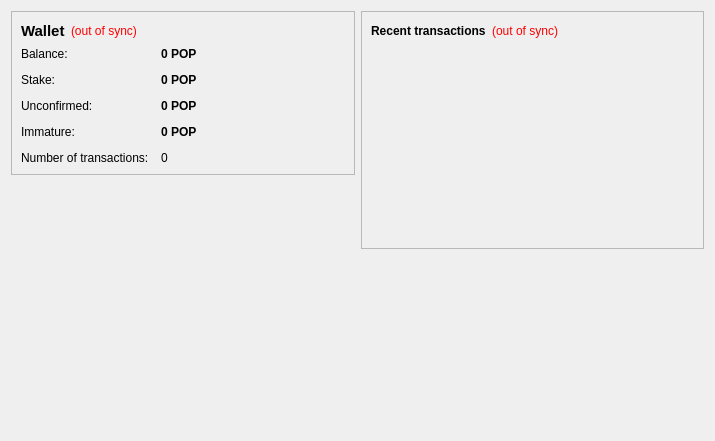
CryptvJet/Messages, file src/qt/forms/overviewpage.ui: the form before one commit.
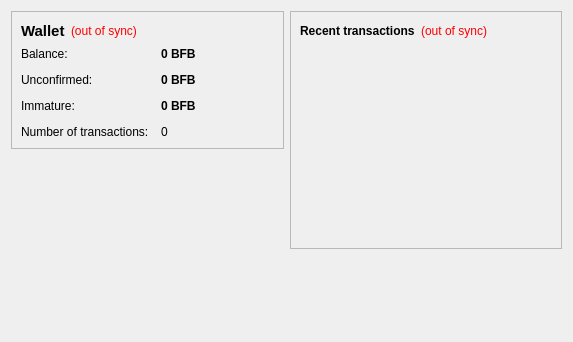
The form after the commit. Icons and pictures are not drawn.

Diff of the .ui file:
```diff
--- a/src/qt/forms/overviewpage.ui
+++ b/src/qt/forms/overviewpage.ui
@@ -6,8 +6,8 @@
    <rect>
     <x>0</x>
     <y>0</y>
-    <width>715</width>
-    <height>441</height>
+    <width>573</width>
+    <height>342</height>
    </rect>
   </property>
   <property name="windowTitle">
@@ -105,7 +105,7 @@
              <string>Your current balance</string>
             </property>
             <property name="text">
-             <string notr="true">0 POP</string>
+             <string notr="true">0 BFB</string>
             </property>
             <property name="textInteractionFlags">
              <set>Qt::LinksAccessibleByMouse|Qt::TextSelectableByKeyboard|Qt::TextSelectableByMouse</set>
@@ -113,42 +113,13 @@
            </widget>
           </item>
           <item row="1" column="0">
-           <widget class="QLabel" name="label_6">
-            <property name="text">
-             <string>Stake:</string>
-            </property>
-           </widget>
-          </item>
-          <item row="1" column="1">
-           <widget class="QLabel" name="labelStake">
-            <property name="font">
-             <font>
-              <weight>75</weight>
-              <bold>true</bold>
-             </font>
-            </property>
-            <property name="cursor">
-             <cursorShape>IBeamCursor</cursorShape>
-            </property>
-            <property name="toolTip">
-             <string>Total of coins that was staked, and do not yet count toward the current balance</string>
-            </property>
-            <property name="text">
-             <string notr="true">0 POP</string>
-            </property>
-            <property name="textInteractionFlags">
-             <set>Qt::LinksAccessibleByMouse|Qt::TextSelectableByKeyboard|Qt::TextSelectableByMouse</set>
-            </property>
-           </widget>
-          </item>
-          <item row="2" column="0">
            <widget class="QLabel" name="label_3">
             <property name="text">
              <string>Unconfirmed:</string>
             </property>
            </widget>
           </item>
-          <item row="2" column="1">
+          <item row="1" column="1">
            <widget class="QLabel" name="labelUnconfirmed">
             <property name="font">
              <font>
@@ -163,7 +134,7 @@
              <string>Total of transactions that have yet to be confirmed, and do not yet count toward the current balance</string>
             </property>
             <property name="text">
-             <string notr="true">0 POP</string>
+             <string notr="true">0 BFB</string>
             </property>
             <property name="textInteractionFlags">
              <set>Qt::LinksAccessibleByMouse|Qt::TextSelectableByKeyboard|Qt::TextSelectableByMouse</set>
@@ -171,39 +142,13 @@
            </widget>
           </item>
           <item row="3" column="0">
-           <widget class="QLabel" name="labelImmatureText">
-            <property name="text">
-             <string>Immature:</string>
-            </property>
-           </widget>
-          </item>
-          <item row="3" column="1">
-           <widget class="QLabel" name="labelImmature">
-            <property name="font">
-             <font>
-              <weight>75</weight>
-              <bold>true</bold>
-             </font>
-            </property>
-            <property name="toolTip">
-             <string>Mined balance that has not yet matured</string>
-            </property>
-            <property name="text">
-             <string notr="true">0 POP</string>
-            </property>
-            <property name="textInteractionFlags">
-             <set>Qt::LinksAccessibleByMouse|Qt::TextSelectableByKeyboard|Qt::TextSelectableByMouse</set>
-            </property>
-           </widget>
-          </item>
-          <item row="4" column="0">
            <widget class="QLabel" name="label_2">
             <property name="text">
              <string>Number of transactions:</string>
             </property>
            </widget>
           </item>
-          <item row="4" column="1">
+          <item row="3" column="1">
            <widget class="QLabel" name="labelNumTransactions">
             <property name="toolTip">
              <string>Total number of transactions in wallet</string>
@@ -213,6 +158,32 @@
             </property>
            </widget>
           </item>
+          <item row="2" column="0">
+           <widget class="QLabel" name="labelImmatureText">
+            <property name="text">
+             <string>Immature:</string>
+            </property>
+           </widget>
+          </item>
+          <item row="2" column="1">
+           <widget class="QLabel" name="labelImmature">
+            <property name="font">
+             <font>
+              <weight>75</weight>
+              <bold>true</bold>
+             </font>
+            </property>
+            <property name="toolTip">
+             <string>Mined balance that has not yet matured</string>
+            </property>
+            <property name="text">
+             <string notr="true">0 BFB</string>
+            </property>
+            <property name="textInteractionFlags">
+             <set>Qt::LinksAccessibleByMouse|Qt::TextSelectableByKeyboard|Qt::TextSelectableByMouse</set>
+            </property>
+           </widget>
+          </item>
          </layout>
         </item>
        </layout>
```
Left out of the diff: 8 changed lines with no effect on the pictures.
